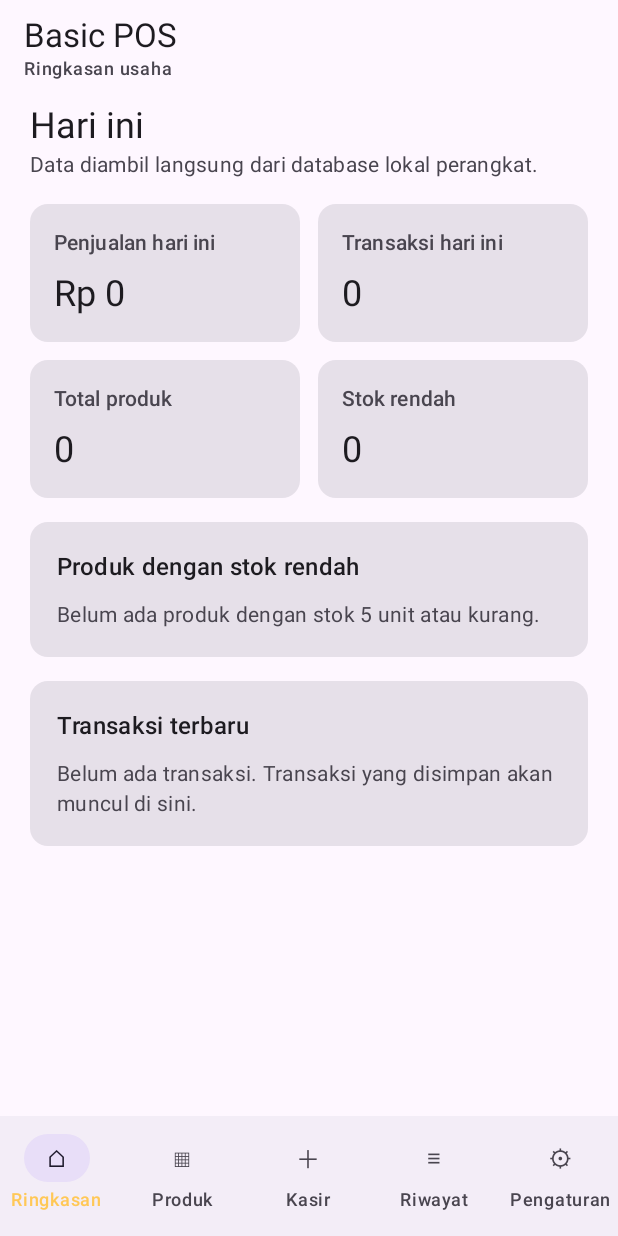
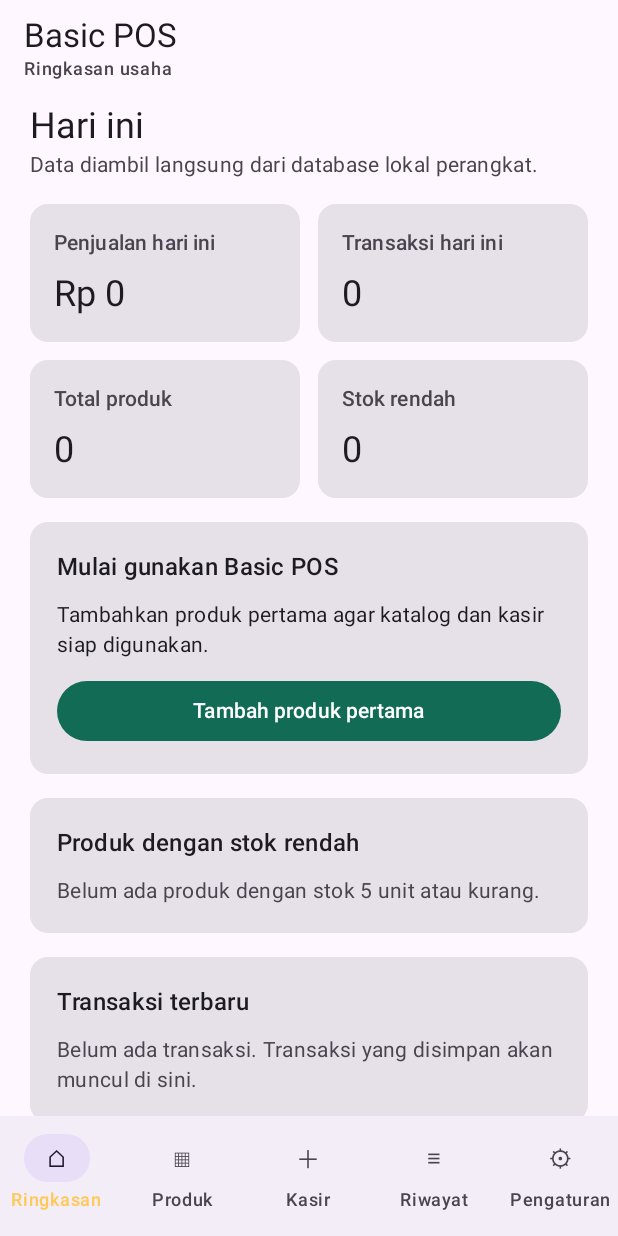
Before and after one commit to berkah-pos/btp, an Android app built with Jetpack Compose: the DashboardScreen screen opened through its navigation route, on a phone screen of 412 x 824 dp. Run offline under Robolectric (Android 15) with nearby library versions, the phone set to English and light mode, and no system bars; our stand-ins replace Room's generated code.

Commit message:
feat(onboarding): add first-run dashboard actions

```diff
--- a/app/src/main/java/id/berkahtigaputeri/basicpos/navigation/PosNavigation.kt
+++ b/app/src/main/java/id/berkahtigaputeri/basicpos/navigation/PosNavigation.kt
@@ -92,7 +92,11 @@ fun PosNavigation() {
                         application.container.preferencesRepository
                     )
                 )
-                DashboardScreen(viewModel = dashboardViewModel)
+                DashboardScreen(
+                    viewModel = dashboardViewModel,
+                    onAddFirstProduct = { navController.navigate(PosRoute.PRODUCTS) },
+                    onOpenCashier = { navController.navigate(PosRoute.CASHIER) }
+                )
             }
             composable(PosRoute.PRODUCTS) {
                 val productsViewModel: ProductsViewModel = viewModel(
--- a/app/src/main/java/id/berkahtigaputeri/basicpos/ui/dashboard/DashboardScreen.kt
+++ b/app/src/main/java/id/berkahtigaputeri/basicpos/ui/dashboard/DashboardScreen.kt
@@ -9,6 +9,7 @@ import androidx.compose.foundation.layout.fillMaxWidth
 import androidx.compose.foundation.layout.height
 import androidx.compose.foundation.layout.padding
 import androidx.compose.foundation.lazy.LazyColumn
+import androidx.compose.material3.Button
 import androidx.compose.material3.Card
 import androidx.compose.material3.CircularProgressIndicator
 import androidx.compose.material3.MaterialTheme
@@ -18,6 +19,7 @@ import androidx.compose.material3.TopAppBar
 import androidx.compose.runtime.Composable
 import androidx.compose.runtime.getValue
 import androidx.compose.ui.Modifier
+import androidx.compose.ui.platform.testTag
 import androidx.compose.ui.unit.dp
 import androidx.lifecycle.compose.collectAsStateWithLifecycle
 import id.berkahtigaputeri.basicpos.core.money.Rupiah
@@ -33,7 +35,9 @@ private fun formatDashboardTimestamp(epochMillis: Long): String =
 @OptIn(androidx.compose.material3.ExperimentalMaterial3Api::class)
 @Composable
 fun DashboardScreen(
-    viewModel: DashboardViewModel
+    viewModel: DashboardViewModel,
+    onAddFirstProduct: () -> Unit,
+    onOpenCashier: () -> Unit
 ) {
     val summary by viewModel.summary.collectAsStateWithLifecycle()
 
@@ -107,6 +111,37 @@ fun DashboardScreen(
                                 label = "Stok rendah",
                                 value = summary!!.lowStockCount.toString()
                             )
+                        }
+                    }
+                }
+            }
+
+            item {
+                val currentSummary = summary
+                if (currentSummary != null && currentSummary.productCount == 0L) {
+                    SectionCard(title = "Mulai gunakan Basic POS") {
+                        Text(
+                            "Tambahkan produk pertama agar katalog dan kasir siap digunakan.",
+                            style = MaterialTheme.typography.bodyMedium
+                        )
+                        Button(
+                            onClick = onAddFirstProduct,
+                            modifier = Modifier.fillMaxWidth().testTag("dashboard.add-first-product")
+                        ) {
+                            Text("Tambah produk pertama")
+                        }
+                    }
+                } else if (currentSummary != null && currentSummary.recentTransactions.isEmpty()) {
+                    SectionCard(title = "Siap melayani transaksi") {
+                        Text(
+                            "Produk sudah tersedia. Buka kasir untuk mencatat penjualan pertama.",
+                            style = MaterialTheme.typography.bodyMedium
+                        )
+                        Button(
+                            onClick = onOpenCashier,
+                            modifier = Modifier.fillMaxWidth().testTag("dashboard.open-cashier")
+                        ) {
+                            Text("Buka kasir")
                         }
                     }
                 }
```
Also changed, not shown: 1 other file.
